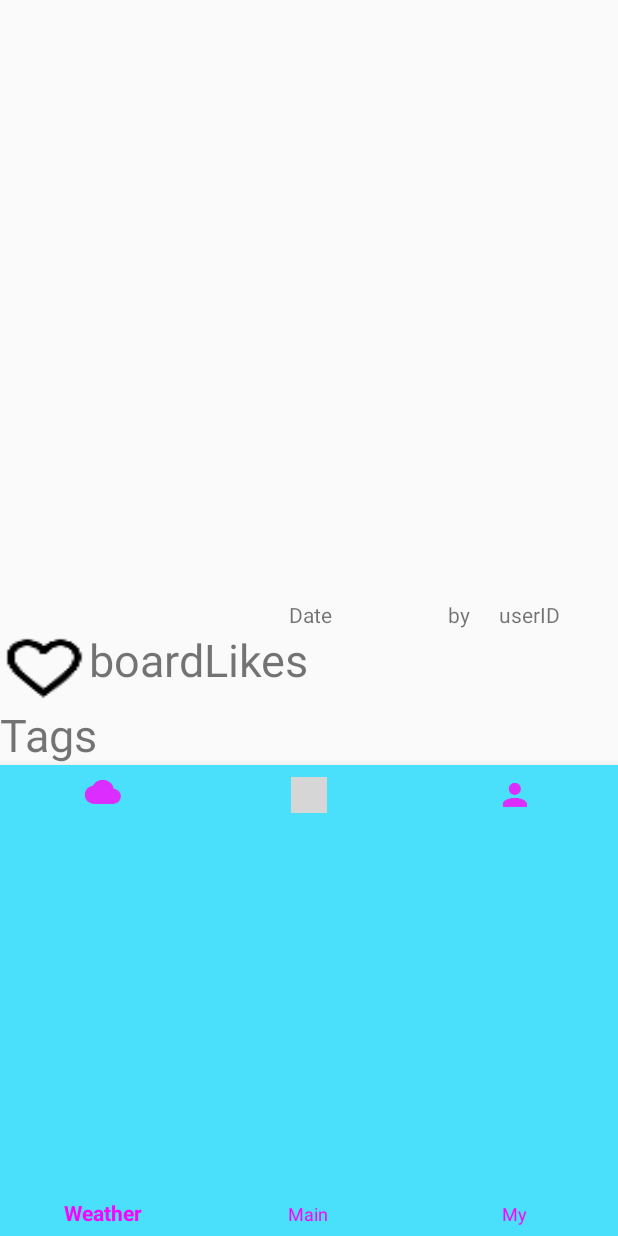
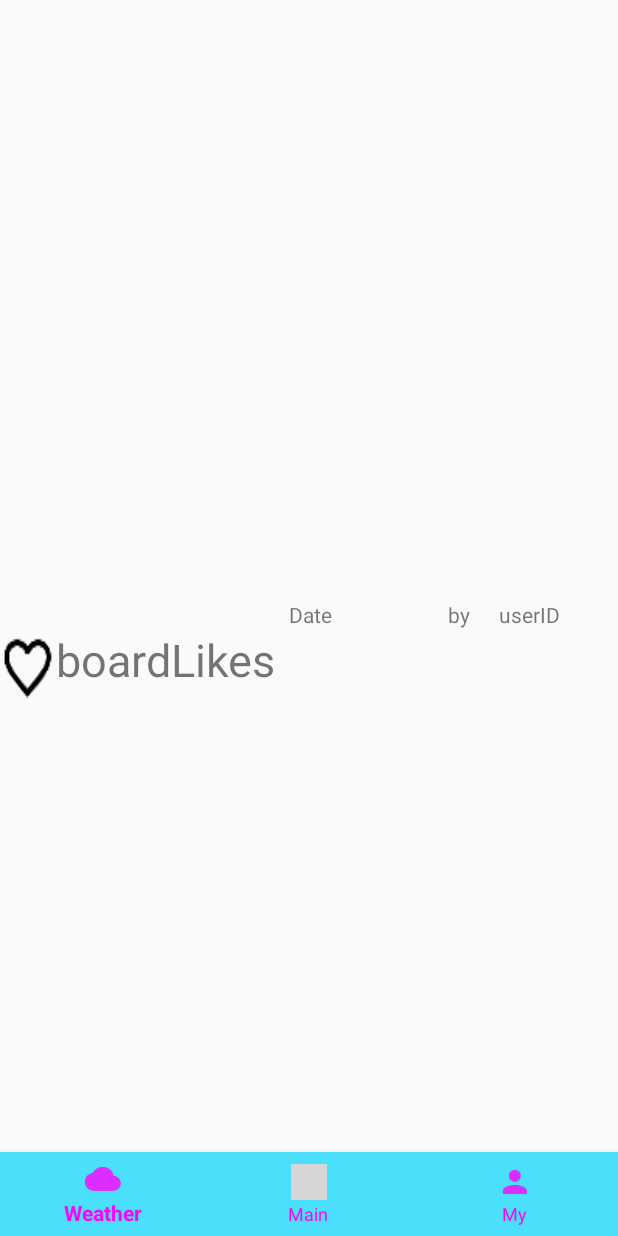
Before and after one commit to csy9608/Android_Project, an Android app: the DetailActivity screen opened directly, with no data from a screen before it, on a phone screen of 412 x 824 dp. Run offline under Robolectric (Android 15) with nearby library versions, the light colour scheme and no system bars; our stand-ins replace Picasso, Volley; network calls fail; pictures from the network do not load; grey boxes are pictures that could not be loaded.

Commit message:
20171217_1

```diff
--- a/project_demo/app/src/main/res/layout/activity_detail.xml
+++ b/project_demo/app/src/main/res/layout/activity_detail.xml
@@ -47,7 +47,7 @@
         android:orientation="horizontal">
 
         <ToggleButton
-            android:layout_width="50dp"
+            android:layout_width="20dp"
             android:layout_height="50dp"
             android:id="@+id/detail_like_btn"
             android:textOn=""
@@ -82,35 +82,32 @@
             android:visibility="invisible" />
     </LinearLayout>
 
-    <LinearLayout
-        android:layout_width="match_parent"
-        android:layout_height="wrap_content"
-        android:orientation="horizontal">
 
         <TextView
             android:layout_width="match_parent"
             android:layout_height="wrap_content"
-            android:layout_weight="3"
-            android:text="Tags"
-            android:textSize="30dp"/>
+            android:textSize="30dp"
+            android:textStyle="bold"
+            android:id="@+id/detail_tags_tv"
+            android:layout_marginTop="5dp"/>
 
-        <TextView
+    <RelativeLayout
         android:layout_width="match_parent"
-            android:layout_height="wrap_content"
-            android:layout_weight="1"
-            android:id="@+id/detail_tags_tv"/>
-    </LinearLayout>
+        android:layout_height="match_parent">
 
         <android.support.design.widget.BottomNavigationView
             android:id="@+id/detail_btm_nav"
             android:layout_width="match_parent"
-        android:layout_height="match_parent"
+            android:layout_height="wrap_content"
             android:layout_alignParentBottom="true"
             app:itemBackground="@color/colorPrimary"
             app:itemIconTint="@drawable/nav_item_color_state"
             app:itemTextColor="@drawable/nav_item_color_state"
             app:menu="@menu/bottom_navigation_main"
-        android:layout_weight="9">
+            android:layout_alignParentEnd="true"
+            android:layout_alignParentRight="true">
         </android.support.design.widget.BottomNavigationView>
 
+    </RelativeLayout>
+
 </LinearLayout>
--- a/project_demo/app/src/main/res/layout/activity_mypage.xml
+++ b/project_demo/app/src/main/res/layout/activity_mypage.xml
@@ -56,8 +56,9 @@
         <ListView
             android:id="@+id/mypage_lv"
             android:layout_width="match_parent"
-            android:layout_height="400dp"
-            android:layout_below="@id/mypage_align_ly">
+            android:layout_height="match_parent"
+            android:layout_below="@id/mypage_align_ly"
+            android:layout_above="@id/mypage_btm_nav">
         </ListView>
 
         <android.support.design.widget.BottomNavigationView
```
Also changed, not shown: project_demo/app/src/main/res/layout/item_main_page_list.xml (+5 -15 lines). Lines whose indentation alone changed are shown as unchanged.
